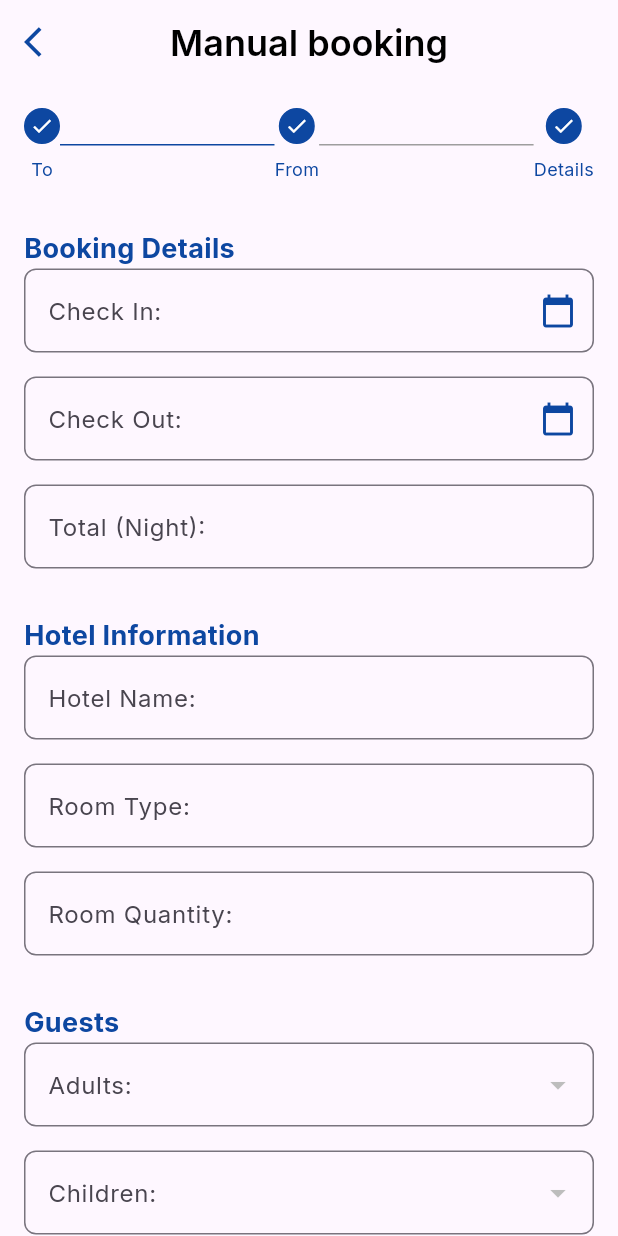
After one commit to Moazzibrahim/Travelta, a Flutter app: the DetailsManualBookingScreen screen opened directly, on a phone screen of 412 x 824 dp. The commit adds this screen. Run offline on Flutter 3.47's test engine with Material 3 defaults, Android fonts, the phone set to English and light mode, and no system bars; our stand-ins replace flutter_svg, google_fonts, pinput.

Commit message:
manual booking done

```diff
--- /dev/null
+++ b/lib/view/screens/manual_booking/details_manual_booking_screen.dart
@@ -0,0 +1,227 @@
+// ignore_for_file: avoid_print
+
+import 'package:flutter/material.dart';
+import 'package:flutter_travelta/constants/colors.dart';
+import 'package:flutter_travelta/view/screens/manual_booking/from_manual_booking_screen.dart';
+import 'package:flutter_travelta/view/screens/manual_booking/to_manual_booking_screen.dart';
+import 'package:flutter_travelta/view/widgets/appbar_widget.dart';
+import 'package:intl/intl.dart';
+
+class DetailsManualBookingScreen extends StatelessWidget {
+  const DetailsManualBookingScreen({super.key});
+
+  @override
+  Widget build(BuildContext context) {
+    return Scaffold(
+      appBar: const CustomAppBar(title: "Manual booking"),
+      body: SingleChildScrollView(
+        padding: const EdgeInsets.all(16.0),
+        child: Column(
+          crossAxisAlignment: CrossAxisAlignment.start,
+          children: [
+            // Stepper Indicator
+            Row(
+              mainAxisAlignment: MainAxisAlignment.spaceBetween,
+              children: [
+                _buildStepperColumn(
+                  label: "To",
+                  isCompleted: true,
+                  onTap: () {
+                    Navigator.push(
+                        context,
+                        MaterialPageRoute(
+                            builder: (context) =>
+                                const ToManualBookingScreen()));
+                  },
+                ),
+                Expanded(child: Divider(color: mainColor, thickness: 1)),
+                _buildStepperColumn(
+                  label: "From",
+                  isCompleted: true,
+                  onTap: () {
+                    Navigator.push(
+                        context,
+                        MaterialPageRoute(
+                            builder: (context) =>
+                                const FromManualBookingScreen()));
+                  },
+                ),
+                const Expanded(
+                    child: Divider(color: Colors.grey, thickness: 1)),
+                _buildStepperColumn(
+                  label: "Details",
+                  isCompleted: true,
+                  onTap: () {},
+                ),
+              ],
+            ),
+            const SizedBox(height: 32),
+
+            // Booking Details Section
+            _buildSectionTitle('Booking Details'),
+            _buildTextFieldWithIcon('Check In:', Icons.calendar_today, context),
+            const SizedBox(height: 16),
+            _buildTextFieldWithIcon(
+                'Check Out:', Icons.calendar_today, context),
+            const SizedBox(height: 16),
+            _buildTextField('Total (Night):'),
+            const SizedBox(height: 32),
+
+            // Hotel Information Section
+            _buildSectionTitle('Hotel Information'),
+            _buildTextField('Hotel Name:'),
+            const SizedBox(height: 16),
+            _buildTextField('Room Type:'),
+            const SizedBox(height: 16),
+            _buildTextField('Room Quantity:'),
+            const SizedBox(height: 32),
+
+            // Guests Section
+            _buildSectionTitle('Guests'),
+            _buildDropdownField('Adults:'),
+            const SizedBox(height: 16),
+            _buildDropdownField('Children:'),
+            const SizedBox(height: 16),
+            _buildDropdownField('Total Price:'),
+            const SizedBox(height: 25),
+            SizedBox(
+              width: double.infinity,
+              child: ElevatedButton(
+                onPressed: () {},
+                style: ElevatedButton.styleFrom(
+                  padding: const EdgeInsets.symmetric(vertical: 16),
+                  backgroundColor: mainColor,
+                  shape: RoundedRectangleBorder(
+                    borderRadius: BorderRadius.circular(8.0),
+                  ),
+                ),
+                child: const Text(
+                  'Done',
+                  style: TextStyle(fontSize: 16, color: Colors.white),
+                ),
+              ),
+            ),
+          ],
+        ),
+      ),
+    );
+  }
+
+  Widget _buildSectionTitle(String title) {
+    return Text(
+      title,
+      style: TextStyle(
+        fontSize: 18,
+        fontWeight: FontWeight.bold,
+        color: mainColor,
+      ),
+    );
+  }
+
+  Widget _buildTextField(String label) {
+    return TextField(
+      decoration: InputDecoration(
+        labelText: label,
+        border: OutlineInputBorder(
+          borderRadius: BorderRadius.circular(8.0),
+          borderSide: BorderSide(color: mainColor),
+        ),
+      ),
+    );
+  }
+
+  Widget _buildTextFieldWithIcon(
+    String label, IconData icon, BuildContext context) {
+  return TextField(
+    readOnly: true,
+    onTap: () async {
+      DateTime? pickedDate = await showDatePicker(
+        context: context,
+        initialDate: DateTime.now(),
+        firstDate: DateTime.now(), // Restrict past dates
+        lastDate: DateTime(2100), // Maximum year selectable
+        builder: (BuildContext context, Widget? child) {
+          return Theme(
+            data: Theme.of(context).copyWith(
+              colorScheme: ColorScheme.light(
+                primary: mainColor, // Header background color
+                onPrimary: Colors.white, // Header text color
+                onSurface: Colors.black, // Body text color
+              ),
+              textButtonTheme: TextButtonThemeData(
+                style: TextButton.styleFrom(
+                  foregroundColor: mainColor, // Button text color
+                ),
+              ),
+            ),
+            child: child!,
+          );
+        },
+      );
+
+      if (pickedDate != null) {
+        String formattedDate = DateFormat('dd MMM yyyy').format(pickedDate);
+        print(
+            'Selected Date: $formattedDate'); // Replace with your logic to display the selected date
+      }
+    },
+    decoration: InputDecoration(
+      labelText: label,
+      suffixIcon: Icon(icon, color: mainColor),
+      border: OutlineInputBorder(
+        borderRadius: BorderRadius.circular(8.0),
+        borderSide: BorderSide(color: mainColor),
+      ),
+    ),
+  );
+}
+
+
+  Widget _buildDropdownField(String label) {
+    return DropdownButtonFormField<String>(
+      items: const [],
+      onChanged: (value) {},
+      decoration: InputDecoration(
+        labelText: label,
+        border: OutlineInputBorder(
+          borderRadius: BorderRadius.circular(8.0),
+          borderSide: BorderSide(color: mainColor),
+        ),
+      ),
+    );
+  }
+
+  Widget _buildStepperColumn({
+    required String label,
+    bool isCompleted = false,
+    required VoidCallback onTap,
+  }) {
+    return GestureDetector(
+      onTap: onTap,
+      child: Column(
+        children: [
+          Container(
+            width: 24,
+            height: 24,
+            decoration: BoxDecoration(
+              shape: BoxShape.circle,
+              color: isCompleted ? mainColor : Colors.white,
+              border: Border.all(color: isCompleted ? mainColor : Colors.grey),
+            ),
+            child: isCompleted
+                ? const Icon(Icons.check, size: 16, color: Colors.white)
+                : null,
+          ),
+          const SizedBox(height: 8),
+          Text(
+            label,
+            style: TextStyle(
+              fontSize: 12,
+              color: isCompleted ? mainColor : Colors.grey,
+            ),
+          ),
+        ],
+      ),
+    );
+  }
+}
--- a/pubspec.yaml
+++ b/pubspec.yaml
@@ -33,6 +33,7 @@ dependencies:
     sdk: flutter
   flutter_svg: ^2.0.16
   google_fonts: ^6.2.1
+  intl: ^0.20.1
   pinput: ^5.0.0
 
 dev_dependencies:
```
Also changed, not shown: lib/view/screens/NewBooking/new_booking_screen.dart (+5 -4 lines), lib/view/screens/manual_booking/from_manual_booking_screen.dart (added, +201 -0 lines), lib/view/screens/manual_booking/to_manual_booking_screen.dart (added, +147 -0 lines), pubspec.lock.
